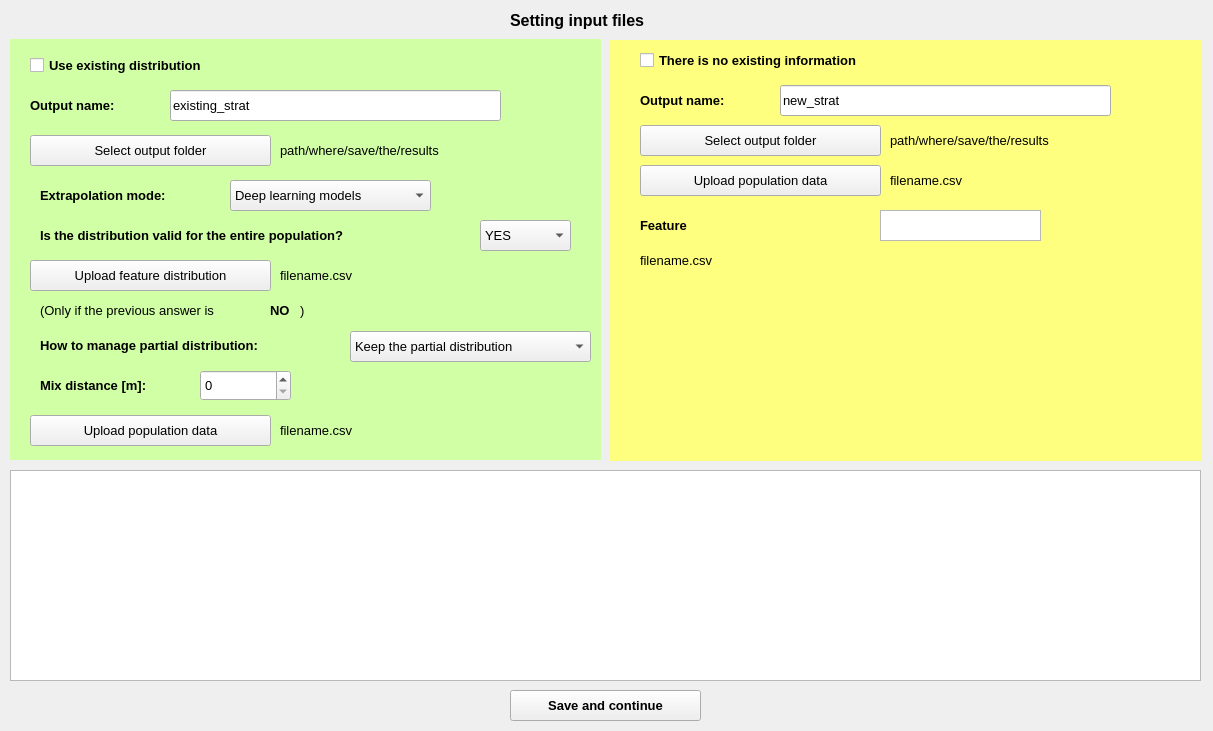
Qt form gui_template/KNN_window_stratified.ui (GEMScienceTools/RUBIC-AI) before a commit.
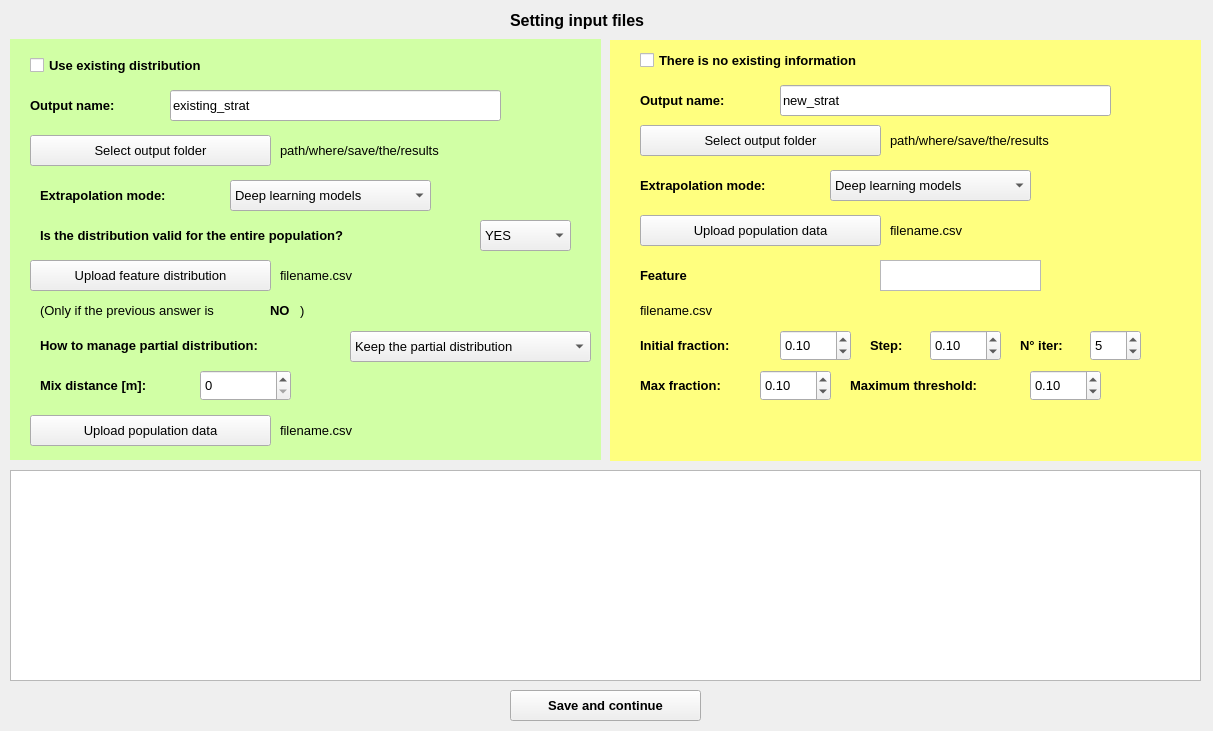
The same form after that commit.

Commit message: stratified new data method

Diff of the .ui file:
```diff
--- a/gui_template/KNN_window_stratified.ui
+++ b/gui_template/KNN_window_stratified.ui
@@ -330,7 +330,7 @@
     <property name="geometry">
      <rect>
       <x>640</x>
-      <y>165</y>
+      <y>215</y>
       <width>241</width>
       <height>31</height>
      </rect>
@@ -350,7 +350,7 @@
     <property name="geometry">
      <rect>
       <x>890</x>
-      <y>170</y>
+      <y>220</y>
       <width>291</width>
       <height>21</height>
      </rect>
@@ -632,7 +632,7 @@
     <property name="geometry">
      <rect>
       <x>880</x>
-      <y>210</y>
+      <y>260</y>
       <width>161</width>
       <height>31</height>
      </rect>
@@ -642,7 +642,7 @@
     <property name="geometry">
      <rect>
       <x>640</x>
-      <y>250</y>
+      <y>300</y>
       <width>541</width>
       <height>21</height>
      </rect>
@@ -660,7 +660,7 @@
     <property name="geometry">
      <rect>
       <x>640</x>
-      <y>210</y>
+      <y>260</y>
       <width>241</width>
       <height>31</height>
      </rect>
@@ -676,6 +676,268 @@
      <string>Feature</string>
     </property>
    </widget>
+   <widget class="QLabel" name="extra_label_new">
+    <property name="geometry">
+     <rect>
+      <x>640</x>
+      <y>170</y>
+      <width>181</width>
+      <height>31</height>
+     </rect>
+    </property>
+    <property name="font">
+     <font>
+      <pointsize>10</pointsize>
+      <weight>75</weight>
+      <bold>true</bold>
+     </font>
+    </property>
+    <property name="text">
+     <string>Extrapolation mode:</string>
+    </property>
+   </widget>
+   <widget class="QComboBox" name="extrap_mode_new">
+    <property name="geometry">
+     <rect>
+      <x>830</x>
+      <y>170</y>
+      <width>201</width>
+      <height>31</height>
+     </rect>
+    </property>
+    <property name="font">
+     <font>
+      <pointsize>10</pointsize>
+     </font>
+    </property>
+    <item>
+     <property name="text">
+      <string>Deep learning models</string>
+     </property>
+    </item>
+    <item>
+     <property name="text">
+      <string>Manually</string>
+     </property>
+    </item>
+   </widget>
+   <widget class="QLabel" name="ini_fract_new_label">
+    <property name="geometry">
+     <rect>
+      <x>640</x>
+      <y>330</y>
+      <width>141</width>
+      <height>31</height>
+     </rect>
+    </property>
+    <property name="font">
+     <font>
+      <pointsize>10</pointsize>
+      <weight>75</weight>
+      <bold>true</bold>
+     </font>
+    </property>
+    <property name="text">
+     <string>Initial fraction:</string>
+    </property>
+   </widget>
+   <widget class="QDoubleSpinBox" name="ini_fract_new_value">
+    <property name="geometry">
+     <rect>
+      <x>780</x>
+      <y>330</y>
+      <width>71</width>
+      <height>31</height>
+     </rect>
+    </property>
+    <property name="font">
+     <font>
+      <pointsize>10</pointsize>
+     </font>
+    </property>
+    <property name="maximum">
+     <double>90.000000000000000</double>
+    </property>
+    <property name="singleStep">
+     <double>0.500000000000000</double>
+    </property>
+    <property name="value">
+     <double>0.100000000000000</double>
+    </property>
+   </widget>
+   <widget class="QLabel" name="step_new_label">
+    <property name="geometry">
+     <rect>
+      <x>870</x>
+      <y>330</y>
+      <width>71</width>
+      <height>31</height>
+     </rect>
+    </property>
+    <property name="font">
+     <font>
+      <pointsize>10</pointsize>
+      <weight>75</weight>
+      <bold>true</bold>
+     </font>
+    </property>
+    <property name="text">
+     <string>Step:</string>
+    </property>
+   </widget>
+   <widget class="QDoubleSpinBox" name="step_new_value">
+    <property name="geometry">
+     <rect>
+      <x>930</x>
+      <y>330</y>
+      <width>71</width>
+      <height>31</height>
+     </rect>
+    </property>
+    <property name="font">
+     <font>
+      <pointsize>10</pointsize>
+     </font>
+    </property>
+    <property name="maximum">
+     <double>90.000000000000000</double>
+    </property>
+    <property name="singleStep">
+     <double>0.500000000000000</double>
+    </property>
+    <property name="value">
+     <double>0.100000000000000</double>
+    </property>
+   </widget>
+   <widget class="QLabel" name="max_frac_new_label">
+    <property name="geometry">
+     <rect>
+      <x>640</x>
+      <y>370</y>
+      <width>121</width>
+      <height>31</height>
+     </rect>
+    </property>
+    <property name="font">
+     <font>
+      <pointsize>10</pointsize>
+      <weight>75</weight>
+      <bold>true</bold>
+     </font>
+    </property>
+    <property name="text">
+     <string>Max fraction:</string>
+    </property>
+   </widget>
+   <widget class="QDoubleSpinBox" name="max_frac_new_value">
+    <property name="geometry">
+     <rect>
+      <x>760</x>
+      <y>370</y>
+      <width>71</width>
+      <height>31</height>
+     </rect>
+    </property>
+    <property name="font">
+     <font>
+      <pointsize>10</pointsize>
+     </font>
+    </property>
+    <property name="maximum">
+     <double>90.000000000000000</double>
+    </property>
+    <property name="singleStep">
+     <double>0.500000000000000</double>
+    </property>
+    <property name="value">
+     <double>0.100000000000000</double>
+    </property>
+   </widget>
+   <widget class="QLabel" name="n_iter_new_label">
+    <property name="geometry">
+     <rect>
+      <x>1020</x>
+      <y>330</y>
+      <width>71</width>
+      <height>31</height>
+     </rect>
+    </property>
+    <property name="font">
+     <font>
+      <pointsize>10</pointsize>
+      <weight>75</weight>
+      <bold>true</bold>
+     </font>
+    </property>
+    <property name="text">
+     <string>N° iter:</string>
+    </property>
+   </widget>
+   <widget class="QLabel" name="threshold_new">
+    <property name="geometry">
+     <rect>
+      <x>850</x>
+      <y>370</y>
+      <width>181</width>
+      <height>31</height>
+     </rect>
+    </property>
+    <property name="font">
+     <font>
+      <pointsize>10</pointsize>
+      <weight>75</weight>
+      <bold>true</bold>
+     </font>
+    </property>
+    <property name="text">
+     <string>Maximum threshold:</string>
+    </property>
+   </widget>
+   <widget class="QDoubleSpinBox" name="threshold_new_value">
+    <property name="geometry">
+     <rect>
+      <x>1030</x>
+      <y>370</y>
+      <width>71</width>
+      <height>31</height>
+     </rect>
+    </property>
+    <property name="font">
+     <font>
+      <pointsize>10</pointsize>
+     </font>
+    </property>
+    <property name="maximum">
+     <double>90.000000000000000</double>
+    </property>
+    <property name="singleStep">
+     <double>0.500000000000000</double>
+    </property>
+    <property name="value">
+     <double>0.100000000000000</double>
+    </property>
+   </widget>
+   <widget class="QSpinBox" name="n_iter_new_value">
+    <property name="geometry">
+     <rect>
+      <x>1090</x>
+      <y>330</y>
+      <width>51</width>
+      <height>31</height>
+     </rect>
+    </property>
+    <property name="font">
+     <font>
+      <pointsize>10</pointsize>
+     </font>
+    </property>
+    <property name="maximum">
+     <number>100</number>
+    </property>
+    <property name="value">
+     <number>5</number>
+    </property>
+   </widget>
    <zorder>backg_2</zorder>
    <zorder>w_tittle</zorder>
    <zorder>save_buttom</zorder>
@@ -711,6 +973,18 @@
    <zorder>listWidget</zorder>
    <zorder>population_new_path_2</zorder>
    <zorder>output_label_new_2</zorder>
+   <zorder>extra_label_new</zorder>
+   <zorder>extrap_mode_new</zorder>
+   <zorder>ini_fract_new_label</zorder>
+   <zorder>ini_fract_new_value</zorder>
+   <zorder>step_new_label</zorder>
+   <zorder>step_new_value</zorder>
+   <zorder>max_frac_new_label</zorder>
+   <zorder>max_frac_new_value</zorder>
+   <zorder>n_iter_new_label</zorder>
+   <zorder>threshold_new</zorder>
+   <zorder>threshold_new_value</zorder>
+   <zorder>n_iter_new_value</zorder>
   </widget>
  </widget>
  <resources/>
```
The commit also changes 53 other files.
